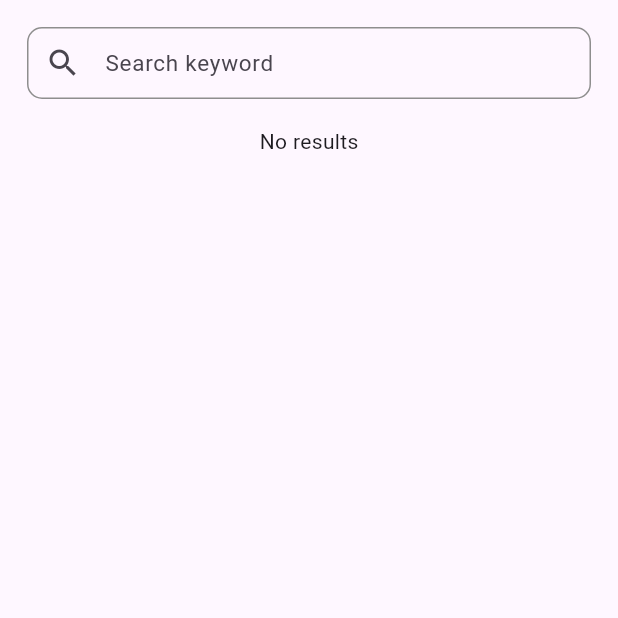
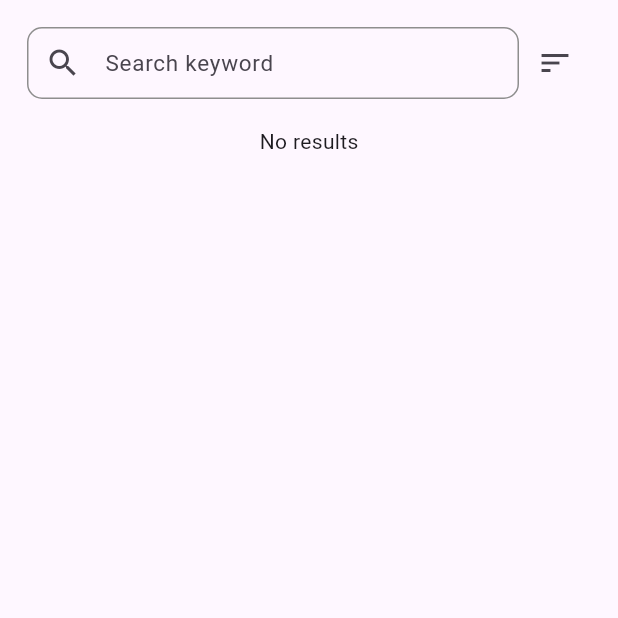
Before and after one commit to Jana11240/enchanted, a Flutter app: the ElixirScreen screen opened directly with empty values, on a phone screen of 412 x 824 dp, the top half of it. Run offline on Flutter 3.47's test engine with Material 3 defaults, Android fonts, the phone set to English and light mode, and no system bars; our stand-ins replace flutter_riverpod, riverpod; network calls fail.

Commit message:
added elixir sort

```diff
--- a/lib/view/screens/elixir.dart
+++ b/lib/view/screens/elixir.dart
@@ -44,6 +44,14 @@ class _ElixirScreenState extends ConsumerState<ElixirScreen> {
     });
   }
 
+  void _sort() {
+    setState(() {
+      _displayedElixirs.sort((a, b) {
+        return a.name!.toLowerCase().compareTo(b.name!.toLowerCase());
+      });
+    });
+  }
+
   @override
   Widget build(BuildContext context) {
     final filteredElixirs =
@@ -56,6 +64,9 @@ class _ElixirScreenState extends ConsumerState<ElixirScreen> {
           children: [
             Padding(
               padding: const EdgeInsets.all(8.0),
+              child: Row(
+                children: [
+                  Flexible(
                     child: TextField(
                       decoration: InputDecoration(
                         hintText: 'Search keyword',
@@ -69,6 +80,10 @@ class _ElixirScreenState extends ConsumerState<ElixirScreen> {
                             .read(searchElixirQueryProvider.notifier)
                             .setSearchQuery(query);
                       },
+                    ),
+                  ),
+                  IconButton(onPressed: _sort, icon: const Icon(Icons.sort)),
+                ],
               ),
             ),
             const SizedBox(height: 10),
```
Lines whose indentation alone changed are shown as unchanged.
